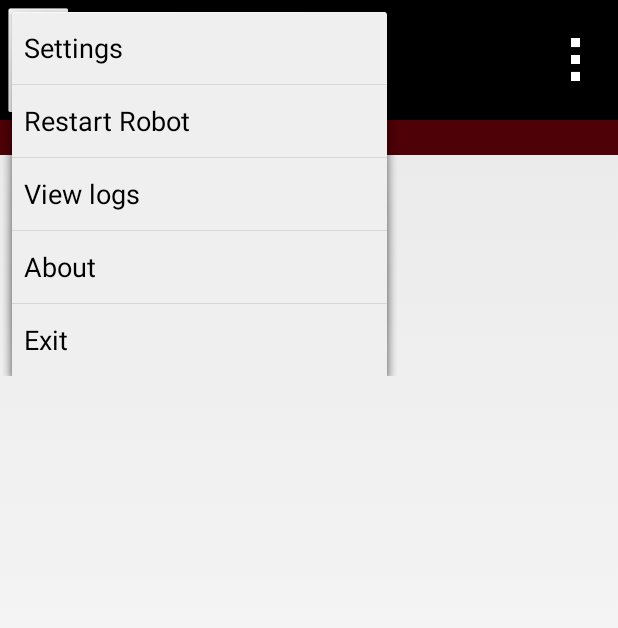
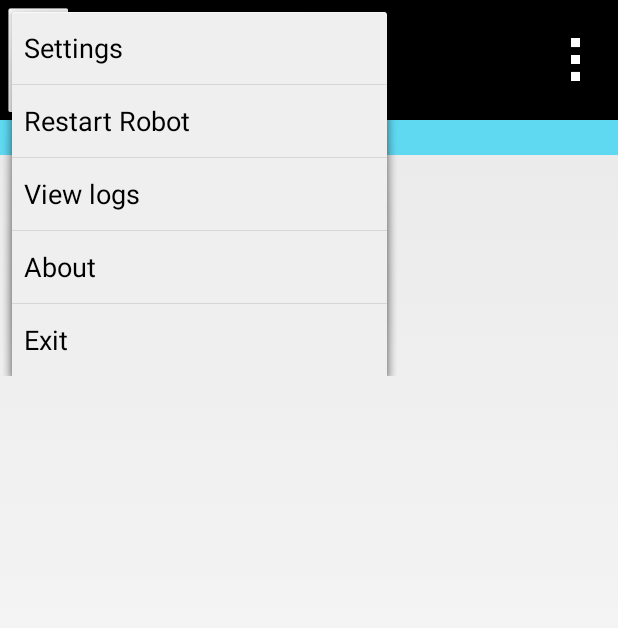
Before and after one commit to TaterTalker/Brainstormers-Season-2, an Android app: the screen it shows after launch (FtcRobotControllerActivity), after a tap on "menu_buttons", on a phone screen of 412 x 824 dp. Shown: the top 628 px of the screen. Run offline under Robolectric (Android 15) with nearby library versions, the phone set to English and light mode, and no system bars; libraries missing offline, so code that uses them is left out: com.qualcomm.robotcore; 14 statements that could not run were skipped.

Commit message:
Improved Aeshtetics

```diff
--- a/Whole big program blob/FtcRobotController/src/main/res/layout/header.xml
+++ b/Whole big program blob/FtcRobotController/src/main/res/layout/header.xml
@@ -41,7 +41,7 @@ OF THIS SOFTWARE, EVEN IF ADVISED OF THE POSSIBILITY OF SUCH DAMAGE.
     android:paddingRight="8dp"
     android:paddingTop="2dp"
     android:paddingBottom="2dp"
-    android:background="@color/medium_red_background"
+    android:background="@color/bluet"
     android:layout_width="match_parent"
     android:layout_height="wrap_content"
     android:orientation="horizontal">
--- a/Whole big program blob/FtcRobotController/src/main/res/values/colors.xml
+++ b/Whole big program blob/FtcRobotController/src/main/res/values/colors.xml
@@ -42,5 +42,6 @@ OF THIS SOFTWARE, EVEN IF ADVISED OF THE POSSIBILITY OF SUCH DAMAGE.
   <color name="bright_red_text">#ff0a19</color>
   <color name="white">#FFFFFF</color>
   <color name="black">#000000</color>
+  <color name="bluet">#5fd9f1</color>
   <color name="transparent_color">#00000000</color>
 </resources>
```
Also changed, not shown: Whole big program blob/FtcRobotController/src/main/res/drawable-hdpi/ic_launcher.png, Whole big program blob/FtcRobotController/src/main/res/drawable-mdpi/ic_launcher.png, Whole big program blob/FtcRobotController/src/main/res/drawable-xhdpi/ic_launcher.png, Whole big program blob/FtcRobotController/src/main/res/drawable-xhdpi/icon_battery100.png, Whole big program blob/FtcRobotController/src/main/res/drawable-xhdpi/icon_battery25.png, Whole big program blob/FtcRobotController/src/main/res/drawable-xhdpi/icon_battery50.png, Whole big program blob/FtcRobotController/src/main/res/drawable-xhdpi/icon_battery75.png, Whole big program blob/FtcRobotController/src/main/res/drawable-xhdpi/icon_robotcontroller.png.
